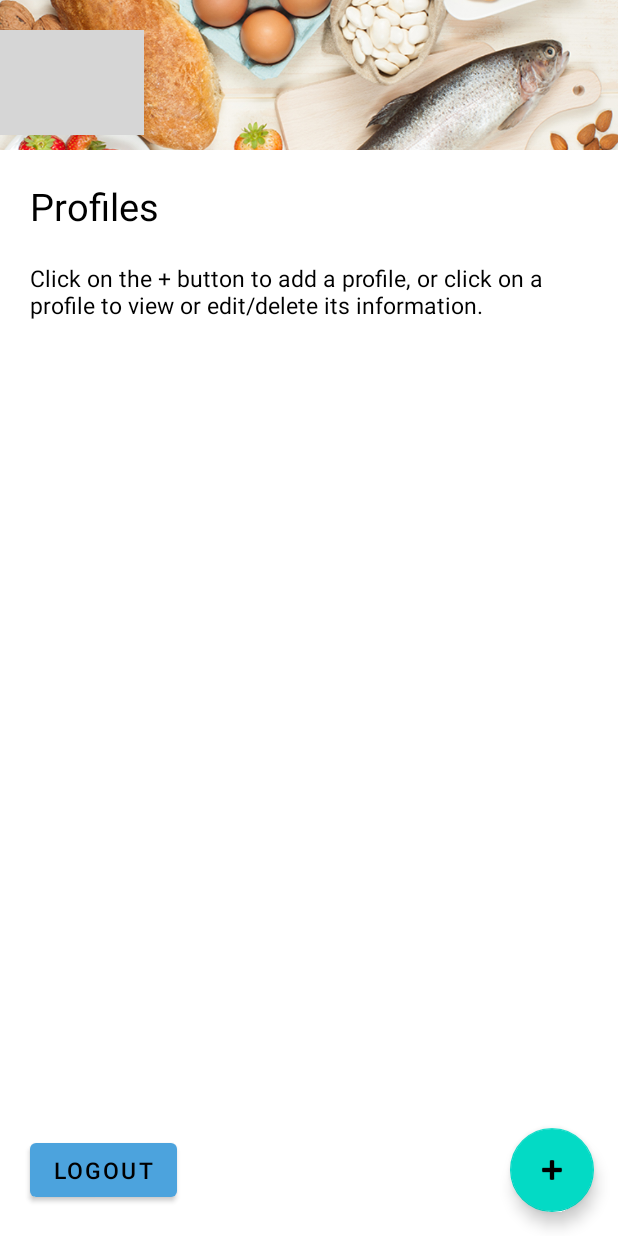
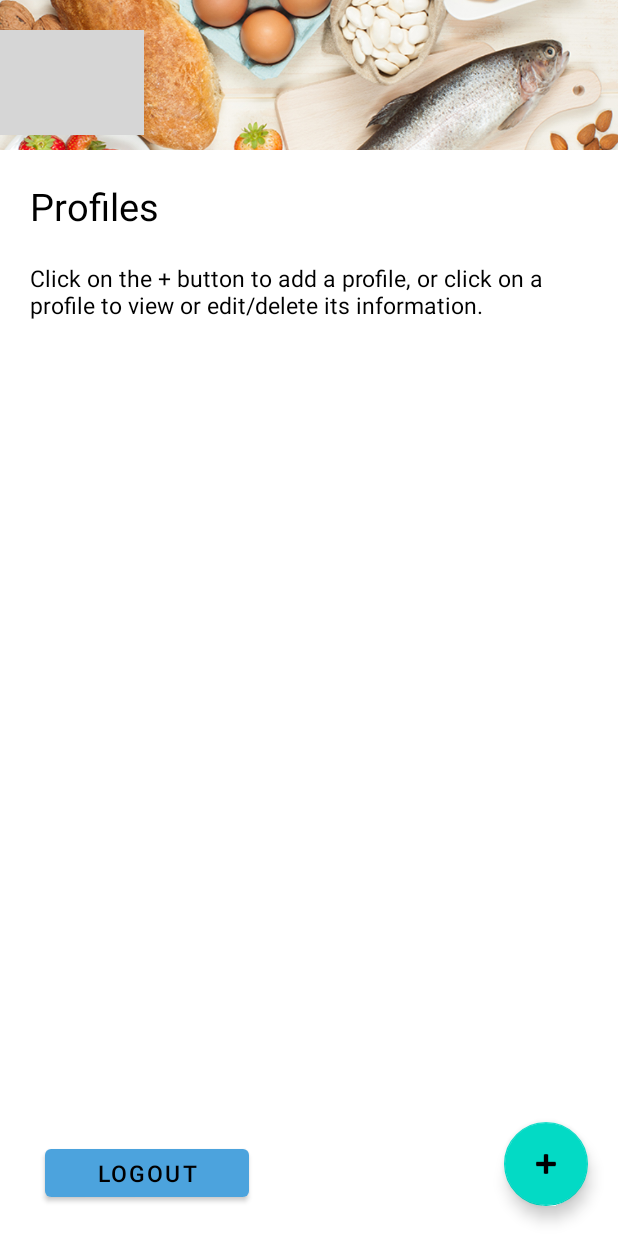
Before and after one commit to LeoBueno15/AllergyAlert, an Android app: the layout fragment_home.xml on its own in the app's theme, with its tools: preview values and no code run, on a phone screen of 412 x 824 dp. Run offline under Robolectric (Android 15) with nearby library versions, the phone set to English and light mode, and no system bars; grey boxes are pictures that could not be loaded.

Commit message:
Final commit before presentation. Quotes needed.

```diff
--- a/app/src/main/res/layout/activity_account_register.xml
+++ b/app/src/main/res/layout/activity_account_register.xml
@@ -55,7 +55,7 @@
         android:layout_height="wrap_content"
         android:layout_marginTop="40dp"
         android:layout_marginHorizontal="20dp"
-        android:padding="2dp"
+        android:padding="5dp"
         android:hint="Email"
         android:background="@drawable/list_view_border"
         app:layout_constraintTop_toBottomOf="@+id/register_text"/>
@@ -69,7 +69,7 @@
         android:background="@drawable/list_view_border"
         android:hint="Password"
         android:inputType="textPassword"
-        android:padding="2dp"
+        android:padding="5dp"
         app:layout_constraintTop_toBottomOf="@+id/enter_email" />
 
     <Button
--- a/app/src/main/res/layout/activity_account_sign_in.xml
+++ b/app/src/main/res/layout/activity_account_sign_in.xml
@@ -55,7 +55,7 @@
         android:layout_height="wrap_content"
         android:layout_marginTop="40dp"
         android:layout_marginHorizontal="20dp"
-        android:padding="2dp"
+        android:padding="5dp"
         android:hint="Email"
         android:background="@drawable/list_view_border"
         app:layout_constraintTop_toBottomOf="@+id/sign_in_text"/>
@@ -69,7 +69,7 @@
         android:background="@drawable/list_view_border"
         android:hint="Password"
         android:inputType="textPassword"
-        android:padding="2dp"
+        android:padding="5dp"
         app:layout_constraintTop_toBottomOf="@+id/enter_email" />
 
     <Button
--- a/app/src/main/res/layout/fragment_home.xml
+++ b/app/src/main/res/layout/fragment_home.xml
@@ -78,12 +78,13 @@
 
     <Button
         android:id="@+id/logout_button"
-        android:layout_width="wrap_content"
-        android:layout_height="wrap_content"
+        android:layout_width="136dp"
+        android:layout_height="44dp"
+        android:layout_marginHorizontal="30dp"
+        android:layout_marginVertical="20dp"
         android:text="LOGOUT"
         android:textColor="@color/black"
         android:textSize="15sp"
-        android:layout_margin="20dp"
         app:layout_constraintBottom_toBottomOf="parent"
         app:layout_constraintStart_toStartOf="parent" />
 
@@ -92,7 +93,7 @@
         android:layout_width="wrap_content"
         android:layout_height="wrap_content"
         android:layout_gravity="end|bottom"
-        android:layout_margin="16dp"
+        android:layout_margin="20dp"
         app:layout_constraintBottom_toBottomOf="parent"
         app:layout_constraintEnd_toEndOf="parent"
         android:contentDescription="@string/add_prof_allergen"
```
Also changed, not shown: app/src/main/java/com/example/allergyalert/ui/profiles/HomeFragment.kt (+26 -2 lines).
